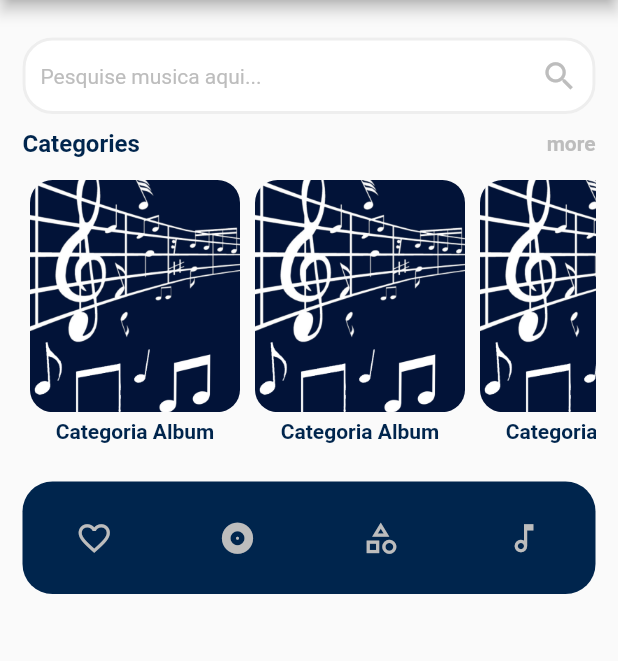
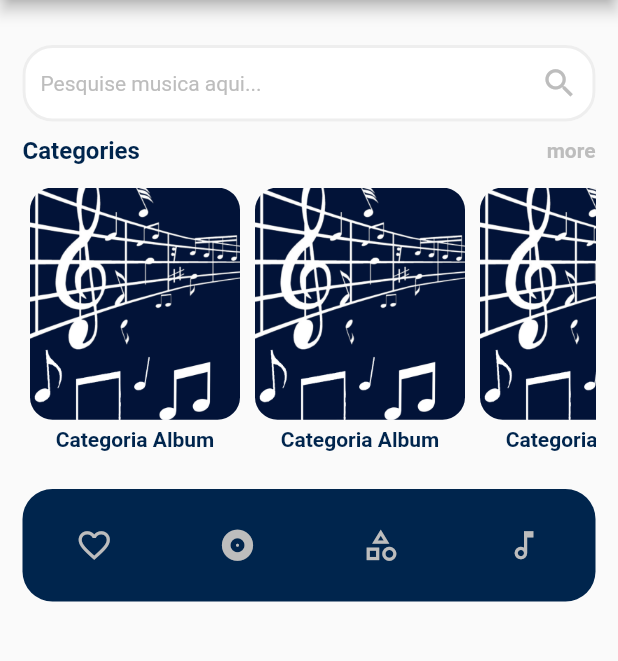
Before and after one commit to RegisSalesRA/flutter_sqflite, a Flutter app: the screen it shows after launch, on a phone screen of 412 x 824 dp, the part 84-745 px from its top. Run offline on Flutter 3.47's test engine with Material 2 defaults, Android fonts, the phone set to English and light mode, and no system bars; our stand-ins replace sqflite; accounts and stored records are empty.

Commit message:
Fix home Screen

```diff
--- a/lib/src/modules/home/home_screen.dart
+++ b/lib/src/modules/home/home_screen.dart
@@ -33,13 +33,18 @@ class HomeScreenState extends State<HomeScreen> {
             ),
             body: Container(
               width: size.width,
-              padding: const EdgeInsets.symmetric(horizontal: 15),
+              padding: const EdgeInsets.symmetric(horizontal: 15, vertical: 10),
               child: SingleChildScrollView(
                 physics: const BouncingScrollPhysics(),
                 child: Column(
+                  mainAxisAlignment: MainAxisAlignment.spaceBetween,
+                  children: [
+                    Column(children: [
+                      Column(
+                        mainAxisAlignment: MainAxisAlignment.spaceBetween,
                         children: [
                           const SizedBox(
-                      height: 25,
+                            height: 20,
                           ),
                           // Search Widget
                           TextFormField(
@@ -90,13 +95,13 @@ class HomeScreenState extends State<HomeScreen> {
                                   Container(
                                     padding: const EdgeInsets.all(5),
                                     decoration: const BoxDecoration(
-                                  borderRadius:
-                                      BorderRadius.all(Radius.circular(15))),
+                                        borderRadius: BorderRadius.all(
+                                            Radius.circular(15))),
                                     height: size.height * 0.20,
                                     width: 150,
                                     child: ClipRRect(
-                                borderRadius:
-                                    const BorderRadius.all(Radius.circular(15)),
+                                      borderRadius: const BorderRadius.all(
+                                          Radius.circular(15)),
                                       child: Image.asset(
                                         'assets/images/detailPageImage.png',
                                         fit: BoxFit.cover,
@@ -123,7 +128,8 @@ class HomeScreenState extends State<HomeScreen> {
                                   return const Center(
                                     child: CircularProgressIndicator(),
                                   );
-                          } else if (snapshot.hasData && !snapshot.hasError) {
+                                } else if (snapshot.hasData &&
+                                    !snapshot.hasError) {
                                   return ListView.builder(
                                     shrinkWrap: true,
                                     physics: const BouncingScrollPhysics(),
@@ -145,7 +151,8 @@ class HomeScreenState extends State<HomeScreen> {
                                                                   music: value),
                                                         ),
                                                       )
-                                                .then((_) => setState(() {}));
+                                                      .then((_) =>
+                                                          setState(() {}));
                                                 }
                                               },
                                               onDelete: null,
@@ -166,6 +173,9 @@ class HomeScreenState extends State<HomeScreen> {
                                       child: Text("Nenhum dado cadastrado"));
                                 }
                               }),
+                        ],
+                      ),
+                    ]),
                     // Actions Pages Buttons
                     Container(
                       height: 75,
@@ -213,9 +223,6 @@ class HomeScreenState extends State<HomeScreen> {
                         ],
                       ),
                     ),
-                    const SizedBox(
-                      height: 15,
-                    ),
                   ],
                 ),
               ),
```
Lines whose indentation alone changed are shown as unchanged.
